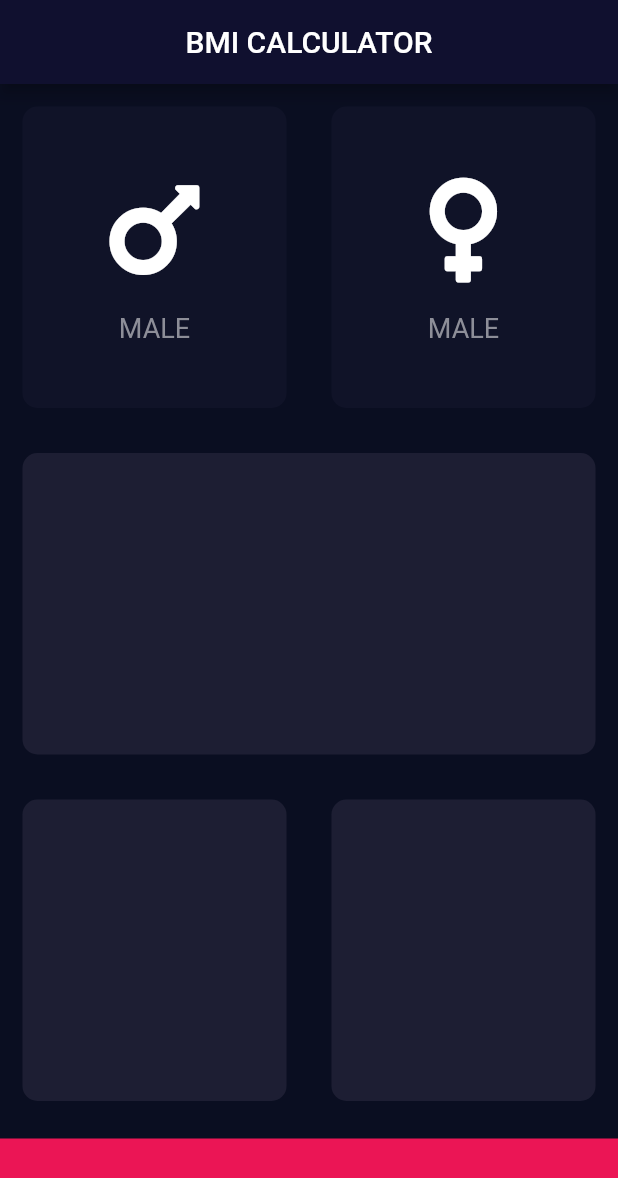
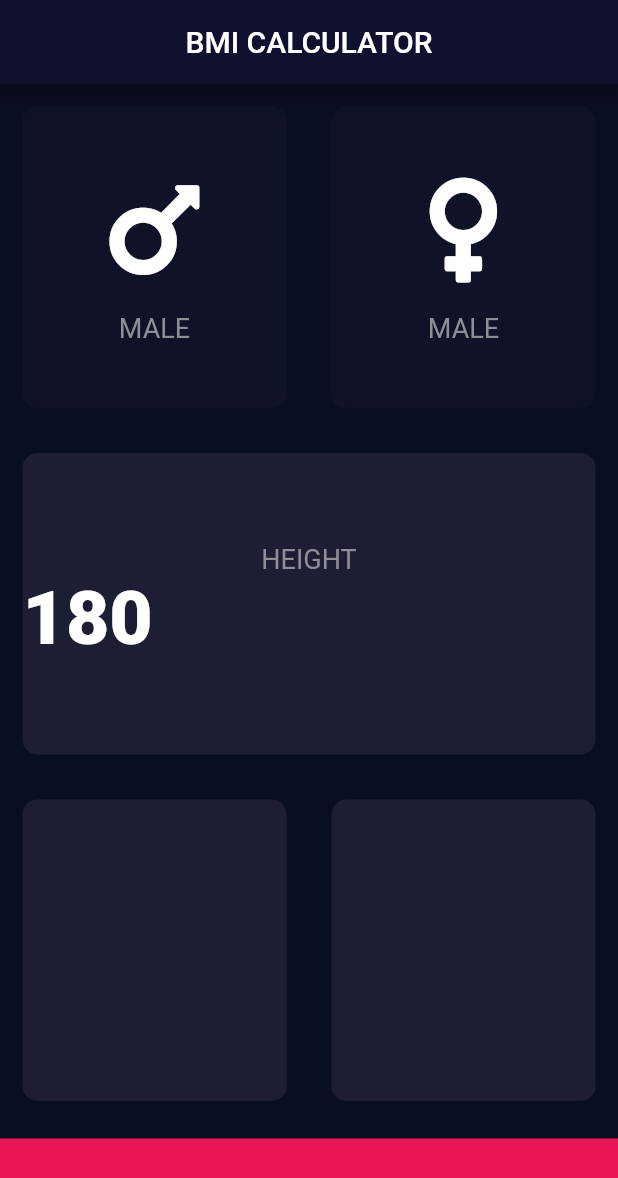
Before and after one commit to HamzaMihfad/bmi_calculator_flutter, a Flutter app: the screen it shows after launch, on a phone screen of 412 x 824 dp. Shown: the top 1178 px of the screen. Run offline on Flutter 3.47's test engine with Material 2 defaults, Android fonts, the phone set to English and light mode, and no system bars; our stand-ins replace font_awesome_flutter.

Commit message:
separated file for constants

```diff
--- /dev/null
+++ b/lib/constants.dart
@@ -0,0 +1,16 @@
+import 'package:flutter/material.dart';
+
+const kBottomContainerHeight = 65.0;
+const kBottomContainerColor = Color(0xffeb1555);
+const kCardColor = Color(0xFF1D1E33);
+const kInactiveCardColor = Color(0xff101328);
+
+const kLabelTextStyle = TextStyle(
+  fontSize: 18.0,
+  color: Color(0xff8d8e98),
+);
+
+const kNumberLabel = TextStyle(
+  fontSize: 50.0,
+  fontWeight: FontWeight.w900,
+);
--- a/lib/icon_card.dart
+++ b/lib/icon_card.dart
@@ -1,9 +1,5 @@
 import 'package:flutter/material.dart';
-
-const labelTextStyle = TextStyle(
-  fontSize: 18.0,
-  color: Color(0xff8d8e98),
-);
+import 'constants.dart';
 
 class IconCard extends StatelessWidget {
   IconCard({this.icon, this.label});
@@ -25,7 +21,7 @@ class IconCard extends StatelessWidget {
         ),
         Text(
           label,
-          style: labelTextStyle,
+          style: kLabelTextStyle,
         )
       ],
     );
--- a/lib/input_page.dart
+++ b/lib/input_page.dart
@@ -2,11 +2,8 @@ import 'package:flutter/material.dart';
 import 'package:font_awesome_flutter/font_awesome_flutter.dart';
 import 'icon_card.dart';
 import 'card1.dart';
+import 'constants.dart';
 
-const bottomContainerHeight = 65.0;
-const bottomContainerColor = Color(0xffeb1555);
-const cardColor = Color(0xFF1D1E33);
-const inactiveCardColor = Color(0xff101328);
 enum Gender { male, female }
 
 class InputPage extends StatefulWidget {
@@ -32,7 +29,7 @@ class _InputPageState extends State<InputPage> {
                 Expanded(
                   child: Card1(
                     cardColor:
-                        gender == Gender.male ? cardColor : inactiveCardColor,
+                        gender == Gender.male ? kCardColor : kInactiveCardColor,
                     cardChild:
                         IconCard(icon: FontAwesomeIcons.mars, label: 'MALE'),
                     onPress: () {
@@ -45,8 +42,9 @@ class _InputPageState extends State<InputPage> {
                 ),
                 Expanded(
                   child: Card1(
-                    cardColor:
-                        gender == Gender.female ? cardColor : inactiveCardColor,
+                    cardColor: gender == Gender.female
+                        ? kCardColor
+                        : kInactiveCardColor,
                     cardChild:
                         IconCard(icon: FontAwesomeIcons.venus, label: 'MALE'),
                     onPress: () {
@@ -61,25 +59,44 @@ class _InputPageState extends State<InputPage> {
             ),
           ),
           Expanded(
-            child: Card1(cardColor: cardColor),
+            child: Card1(
+              cardColor: kCardColor,
+              cardChild: Column(
+                mainAxisSize: MainAxisSize.min,
+                children: [
+                  Text(
+                    'HEIGHT',
+                    style: kLabelTextStyle,
+                  ),
+                  Row(
+                    children: [
+                      Text(
+                        '180',
+                        style: kNumberLabel,
+                      )
+                    ],
+                  )
+                ],
+              ),
+            ),
           ),
           Expanded(
             child: Row(
               children: [
                 Expanded(
-                  child: Card1(cardColor: cardColor),
+                  child: Card1(cardColor: kCardColor),
                 ),
                 Expanded(
-                  child: Card1(cardColor: cardColor),
+                  child: Card1(cardColor: kCardColor),
                 ),
               ],
             ),
           ),
           Container(
-            color: bottomContainerColor,
+            color: kBottomContainerColor,
             margin: EdgeInsets.only(top: 10.0),
             width: double.infinity,
-            height: bottomContainerHeight,
+            height: kBottomContainerHeight,
           )
         ],
       ),
```
